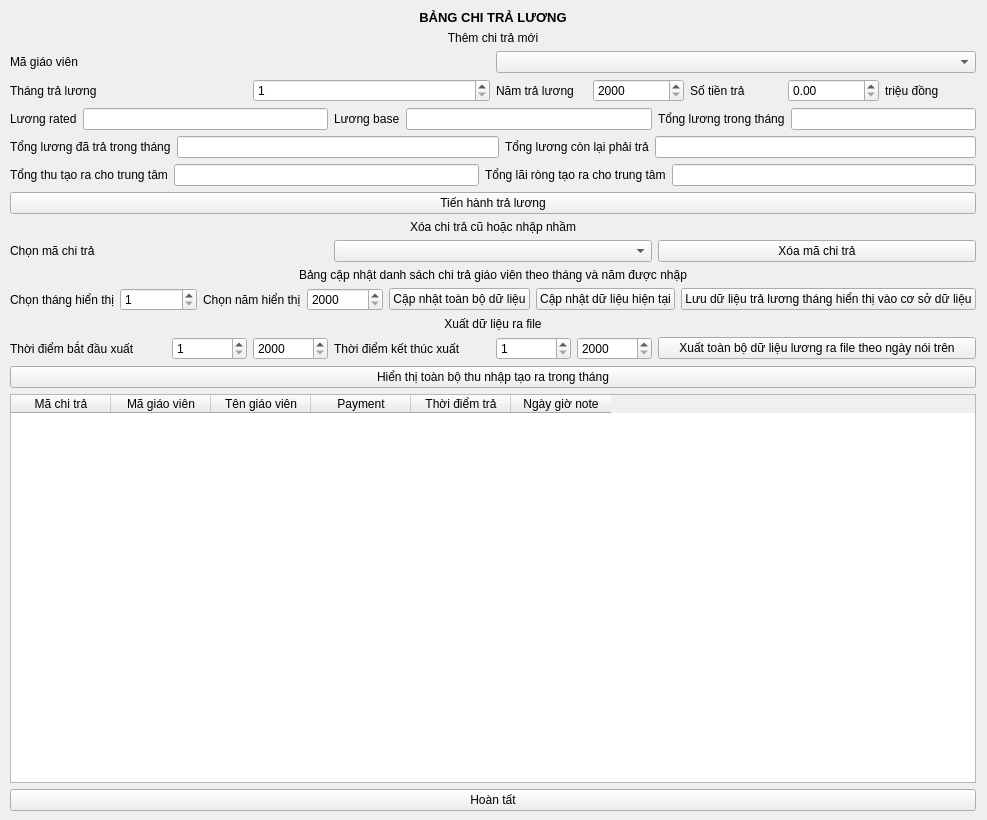
This is TranslateUiPyPackage/ui_ip/M53_luuchitraluonggv.ui in longpham6595/kvmanagement as Qt 5 draws it before an edit. The edited form follows.
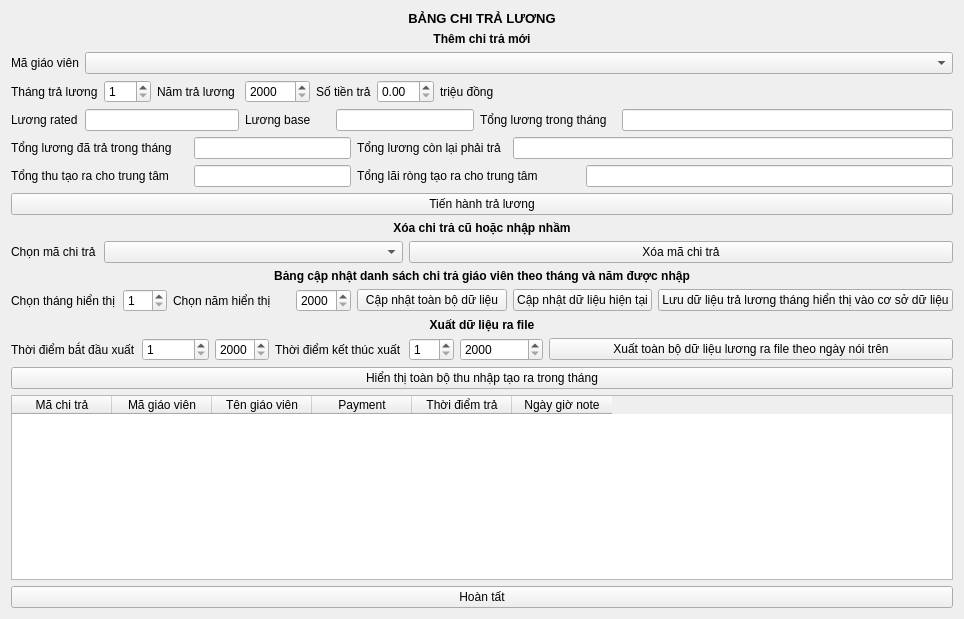
This is the edited form.

```diff
--- a/TranslateUiPyPackage/ui_ip/M53_luuchitraluonggv.ui
+++ b/TranslateUiPyPackage/ui_ip/M53_luuchitraluonggv.ui
@@ -6,87 +6,40 @@
    <rect>
     <x>0</x>
     <y>0</y>
-    <width>987</width>
-    <height>820</height>
+    <width>874</width>
+    <height>605</height>
    </rect>
   </property>
   <property name="windowTitle">
    <string>Bảng chi trả lương cho nhân viên</string>
   </property>
-  <widget class="QWidget" name="layoutWidget">
-   <property name="geometry">
-    <rect>
-     <x>10</x>
-     <y>10</y>
-     <width>966</width>
-     <height>801</height>
-    </rect>
-   </property>
-   <layout class="QVBoxLayout" name="verticalLayout_2">
-    <item>
+  <layout class="QGridLayout" name="gridLayout">
+   <item row="7" column="0" colspan="25">
+    <widget class="QPushButton" name="traluong">
+     <property name="text">
+      <string>Tiến hành trả lương</string>
+     </property>
+    </widget>
+   </item>
+   <item row="9" column="16" colspan="9">
+    <widget class="QPushButton" name="xoamachitra">
+     <property name="text">
+      <string>Xóa mã chi trả</string>
+     </property>
+    </widget>
+   </item>
+   <item row="9" column="2" colspan="14">
+    <widget class="QComboBox" name="madel"/>
+   </item>
+   <item row="0" column="0" colspan="25">
      <widget class="QLabel" name="label">
       <property name="text">
        <string>&lt;html&gt;&lt;head/&gt;&lt;body&gt;&lt;p align=&quot;center&quot;&gt;&lt;span style=&quot; font-size:10pt; font-weight:600;&quot;&gt;BẢNG CHI TRẢ LƯƠNG&lt;/span&gt;&lt;/p&gt;&lt;/body&gt;&lt;/html&gt;</string>
       </property>
      </widget>
     </item>
-    <item>
-     <widget class="QLabel" name="label_3">
-      <property name="text">
-       <string>&lt;html&gt;&lt;head/&gt;&lt;body&gt;&lt;p align=&quot;center&quot;&gt;Thêm chi trả mới&lt;/p&gt;&lt;/body&gt;&lt;/html&gt;</string>
-      </property>
-     </widget>
-    </item>
-    <item>
-     <layout class="QVBoxLayout" name="verticalLayout">
-      <item>
-       <layout class="QHBoxLayout" name="horizontalLayout_9">
-        <item>
-         <widget class="QLabel" name="label_2">
-          <property name="text">
-           <string>Mã giáo viên</string>
-          </property>
-         </widget>
-        </item>
-        <item>
-         <widget class="QComboBox" name="magv"/>
-        </item>
-       </layout>
-      </item>
-      <item>
-       <layout class="QHBoxLayout" name="horizontalLayout">
-        <item>
-         <layout class="QHBoxLayout" name="horizontalLayout_5">
-          <item>
-           <widget class="QLabel" name="label_12">
-            <property name="text">
-             <string>Tháng trả lương</string>
-            </property>
-           </widget>
-          </item>
-          <item>
-           <widget class="QSpinBox" name="thangtraluong">
-            <property name="minimum">
-             <number>1</number>
-            </property>
-            <property name="maximum">
-             <number>12</number>
-            </property>
-           </widget>
-          </item>
-         </layout>
-        </item>
-        <item>
-         <layout class="QHBoxLayout" name="horizontalLayout_7">
-          <item>
-           <widget class="QLabel" name="label_14">
-            <property name="text">
-             <string>Năm trả lương</string>
-            </property>
-           </widget>
-          </item>
-          <item>
-           <widget class="QSpinBox" name="namtraluong">
+   <item row="11" column="11" colspan="3">
+    <widget class="QSpinBox" name="nam">
             <property name="minimum">
              <number>2000</number>
             </property>
@@ -95,289 +48,169 @@
             </property>
            </widget>
           </item>
-          <item>
-           <widget class="QLabel" name="label_5">
-            <property name="text">
-             <string>Số tiền trả</string>
-            </property>
-           </widget>
-          </item>
-          <item>
-           <widget class="QDoubleSpinBox" name="paidamount">
-            <property name="singleStep">
-             <double>0.010000000000000</double>
-            </property>
-           </widget>
-          </item>
-          <item>
-           <widget class="QLabel" name="label_6">
-            <property name="text">
-             <string>triệu đồng</string>
-            </property>
-           </widget>
-          </item>
-         </layout>
-        </item>
-       </layout>
-      </item>
-      <item>
-       <layout class="QHBoxLayout" name="horizontalLayout_15">
-        <item>
-         <layout class="QHBoxLayout" name="horizontalLayout_13">
-          <item>
-           <widget class="QLabel" name="label_18">
-            <property name="text">
-             <string>Lương rated</string>
-            </property>
-           </widget>
-          </item>
-          <item>
+   <item row="4" column="1" colspan="8">
            <widget class="QLineEdit" name="luongrated">
             <property name="alignment">
              <set>Qt::AlignRight|Qt::AlignTrailing|Qt::AlignVCenter</set>
             </property>
            </widget>
           </item>
-         </layout>
-        </item>
-        <item>
-         <layout class="QHBoxLayout" name="horizontalLayout_12">
-          <item>
+   <item row="4" column="13" colspan="6">
+    <widget class="QLineEdit" name="luongbase">
+     <property name="alignment">
+      <set>Qt::AlignRight|Qt::AlignTrailing|Qt::AlignVCenter</set>
+     </property>
+    </widget>
+   </item>
+   <item row="4" column="9" colspan="4">
            <widget class="QLabel" name="label_19">
             <property name="text">
              <string>Lương base</string>
             </property>
            </widget>
           </item>
-          <item>
-           <widget class="QLineEdit" name="luongbase">
+   <item row="4" column="23" colspan="2">
+    <widget class="QLineEdit" name="tongluongthang">
             <property name="alignment">
              <set>Qt::AlignRight|Qt::AlignTrailing|Qt::AlignVCenter</set>
             </property>
            </widget>
           </item>
-         </layout>
-        </item>
-        <item>
-         <layout class="QHBoxLayout" name="horizontalLayout_14">
-          <item>
+   <item row="3" column="17" colspan="3">
+    <widget class="QLabel" name="label_6">
+     <property name="text">
+      <string>triệu đồng</string>
+     </property>
+    </widget>
+   </item>
+   <item row="3" column="15" colspan="2">
+    <widget class="QDoubleSpinBox" name="paidamount">
+     <property name="singleStep">
+      <double>0.010000000000000</double>
+     </property>
+    </widget>
+   </item>
+   <item row="4" column="19" colspan="4">
            <widget class="QLabel" name="label_17">
             <property name="text">
              <string>Tổng lương trong tháng</string>
             </property>
            </widget>
           </item>
-          <item>
-           <widget class="QLineEdit" name="tongluongthang">
-            <property name="alignment">
-             <set>Qt::AlignRight|Qt::AlignTrailing|Qt::AlignVCenter</set>
-            </property>
-           </widget>
-          </item>
-         </layout>
-        </item>
-       </layout>
-      </item>
-      <item>
-       <layout class="QHBoxLayout" name="horizontalLayout_8">
-        <item>
+   <item row="5" column="0" colspan="7">
          <widget class="QLabel" name="label_15">
           <property name="text">
            <string>Tổng lương đã trả trong tháng</string>
           </property>
          </widget>
         </item>
-        <item>
-         <widget class="QLineEdit" name="luongdatra">
-          <property name="alignment">
-           <set>Qt::AlignRight|Qt::AlignTrailing|Qt::AlignVCenter</set>
-          </property>
-         </widget>
-        </item>
-        <item>
+   <item row="5" column="14" colspan="6">
          <widget class="QLabel" name="label_11">
           <property name="text">
            <string>Tổng lương còn lại phải trả</string>
           </property>
          </widget>
         </item>
-        <item>
-         <widget class="QLineEdit" name="luongphaitra">
-          <property name="alignment">
-           <set>Qt::AlignRight|Qt::AlignTrailing|Qt::AlignVCenter</set>
-          </property>
-         </widget>
-        </item>
-       </layout>
-      </item>
-      <item>
-       <layout class="QHBoxLayout" name="horizontalLayout_4"/>
-      </item>
-      <item>
-       <layout class="QHBoxLayout" name="horizontalLayout_11">
-        <item>
+   <item row="6" column="0" colspan="7">
          <widget class="QLabel" name="label_16">
           <property name="text">
            <string>Tổng thu tạo ra cho trung tâm</string>
           </property>
          </widget>
         </item>
-        <item>
+   <item row="6" column="7" colspan="7">
          <widget class="QLineEdit" name="tongthu">
           <property name="alignment">
            <set>Qt::AlignRight|Qt::AlignTrailing|Qt::AlignVCenter</set>
           </property>
          </widget>
         </item>
-        <item>
+   <item row="5" column="7" colspan="7">
+    <widget class="QLineEdit" name="luongdatra">
+     <property name="alignment">
+      <set>Qt::AlignRight|Qt::AlignTrailing|Qt::AlignVCenter</set>
+     </property>
+    </widget>
+   </item>
+   <item row="5" column="20" colspan="5">
+    <widget class="QLineEdit" name="luongphaitra">
+     <property name="alignment">
+      <set>Qt::AlignRight|Qt::AlignTrailing|Qt::AlignVCenter</set>
+     </property>
+    </widget>
+   </item>
+   <item row="6" column="14" colspan="8">
          <widget class="QLabel" name="label_13">
           <property name="text">
            <string>Tổng lãi ròng tạo ra cho trung tâm</string>
           </property>
          </widget>
         </item>
-        <item>
-         <widget class="QLineEdit" name="tonglai">
-          <property name="alignment">
-           <set>Qt::AlignRight|Qt::AlignTrailing|Qt::AlignVCenter</set>
-          </property>
-         </widget>
-        </item>
-       </layout>
-      </item>
-      <item>
-       <layout class="QHBoxLayout" name="horizontalLayout_6"/>
-      </item>
-      <item>
-       <widget class="QPushButton" name="traluong">
+   <item row="4" column="0">
+    <widget class="QLabel" name="label_18">
         <property name="text">
-         <string>Tiến hành trả lương</string>
+      <string>Lương rated</string>
         </property>
        </widget>
       </item>
-     </layout>
-    </item>
-    <item>
-     <widget class="QLabel" name="label_4">
+   <item row="3" column="12" colspan="3">
+    <widget class="QLabel" name="label_5">
       <property name="text">
-       <string>&lt;html&gt;&lt;head/&gt;&lt;body&gt;&lt;p align=&quot;center&quot;&gt;Xóa chi trả cũ hoặc nhập nhầm&lt;/p&gt;&lt;/body&gt;&lt;/html&gt;</string>
+      <string>Số tiền trả</string>
       </property>
      </widget>
     </item>
-    <item>
-     <layout class="QHBoxLayout" name="horizontalLayout_3">
-      <item>
-       <widget class="QLabel" name="label_10">
-        <property name="text">
-         <string>Chọn mã chi trả</string>
-        </property>
-       </widget>
-      </item>
-      <item>
-       <widget class="QComboBox" name="madel"/>
-      </item>
-      <item>
-       <widget class="QPushButton" name="xoamachitra">
-        <property name="text">
-         <string>Xóa mã chi trả</string>
-        </property>
-       </widget>
-      </item>
-     </layout>
-    </item>
-    <item>
-     <widget class="QLabel" name="label_7">
-      <property name="text">
-       <string>&lt;html&gt;&lt;head/&gt;&lt;body&gt;&lt;p align=&quot;center&quot;&gt;Bảng cập nhật danh sách chi trả giáo viên theo tháng và năm được nhập&lt;/p&gt;&lt;/body&gt;&lt;/html&gt;</string>
-      </property>
-     </widget>
-    </item>
-    <item>
-     <layout class="QHBoxLayout" name="horizontalLayout_2">
-      <item>
-       <widget class="QLabel" name="label_8">
-        <property name="text">
-         <string>Chọn tháng hiển thị</string>
-        </property>
-       </widget>
-      </item>
-      <item>
-       <widget class="QSpinBox" name="thang">
-        <property name="minimum">
-         <number>1</number>
-        </property>
-        <property name="maximum">
-         <number>12</number>
-        </property>
-       </widget>
-      </item>
-      <item>
+   <item row="11" column="6" colspan="5">
        <widget class="QLabel" name="label_9">
         <property name="text">
          <string>Chọn năm hiển thị</string>
         </property>
        </widget>
       </item>
-      <item>
-       <widget class="QSpinBox" name="nam">
-        <property name="minimum">
-         <number>2000</number>
-        </property>
-        <property name="maximum">
-         <number>3000</number>
-        </property>
-       </widget>
-      </item>
-      <item>
-       <widget class="QPushButton" name="alldata">
-        <property name="text">
-         <string>Cập nhật toàn bộ dữ liệu</string>
-        </property>
-       </widget>
-      </item>
-      <item>
+   <item row="11" column="20" colspan="4">
        <widget class="QPushButton" name="cndlhientai">
         <property name="text">
          <string>Cập nhật dữ liệu hiện tại</string>
         </property>
        </widget>
       </item>
-      <item>
+   <item row="11" column="24">
        <widget class="QPushButton" name="savedb">
         <property name="text">
          <string>Lưu dữ liệu trả lương tháng hiển thị vào cơ sở dữ liệu</string>
         </property>
        </widget>
       </item>
-     </layout>
-    </item>
-    <item>
-     <layout class="QHBoxLayout" name="horizontalLayout_16"/>
-    </item>
-    <item>
-     <layout class="QVBoxLayout" name="verticalLayout_3">
-      <item>
-       <widget class="QLabel" name="label_22">
+   <item row="6" column="22" colspan="3">
+    <widget class="QLineEdit" name="tonglai">
+     <property name="alignment">
+      <set>Qt::AlignRight|Qt::AlignTrailing|Qt::AlignVCenter</set>
+     </property>
+    </widget>
+   </item>
+   <item row="9" column="0" colspan="2">
+    <widget class="QLabel" name="label_10">
+     <property name="text">
+      <string>Chọn mã chi trả</string>
+     </property>
+    </widget>
+   </item>
+   <item row="11" column="14" colspan="6">
+    <widget class="QPushButton" name="alldata">
         <property name="text">
-         <string>&lt;html&gt;&lt;head/&gt;&lt;body&gt;&lt;p align=&quot;center&quot;&gt;Xuất dữ liệu ra file&lt;/p&gt;&lt;/body&gt;&lt;/html&gt;</string>
+      <string>Cập nhật toàn bộ dữ liệu</string>
         </property>
        </widget>
       </item>
-      <item>
-       <layout class="QHBoxLayout" name="horizontalLayout_21">
-        <item>
-         <layout class="QHBoxLayout" name="horizontalLayout_19">
-          <item>
-           <widget class="QLabel" name="label_20">
+   <item row="11" column="0" colspan="3">
+    <widget class="QLabel" name="label_8">
             <property name="text">
-             <string>Thời điểm bắt đầu xuất</string>
+      <string>Chọn tháng hiển thị</string>
             </property>
            </widget>
           </item>
-          <item>
-           <layout class="QHBoxLayout" name="horizontalLayout_18">
-            <item>
-             <widget class="QSpinBox" name="thangstart">
+   <item row="11" column="3" colspan="3">
+    <widget class="QSpinBox" name="thang">
               <property name="minimum">
                <number>1</number>
               </property>
@@ -386,42 +219,41 @@
               </property>
              </widget>
             </item>
-            <item>
-             <widget class="QSpinBox" name="namstart">
+   <item row="13" column="16" colspan="2">
+    <widget class="QSpinBox" name="thangend">
               <property name="minimum">
-               <number>2000</number>
+      <number>1</number>
               </property>
               <property name="maximum">
-               <number>3000</number>
+      <number>12</number>
               </property>
              </widget>
             </item>
-           </layout>
-          </item>
-         </layout>
-        </item>
-        <item>
-         <layout class="QHBoxLayout" name="horizontalLayout_20">
-          <item>
+   <item row="13" column="10" colspan="6">
            <widget class="QLabel" name="label_21">
             <property name="text">
              <string>Thời điểm kết thúc xuất</string>
             </property>
            </widget>
           </item>
-          <item>
-           <layout class="QHBoxLayout" name="horizontalLayout_17">
-            <item>
-             <widget class="QSpinBox" name="thangend">
+   <item row="13" column="8" colspan="2">
+    <widget class="QSpinBox" name="namstart">
               <property name="minimum">
-               <number>1</number>
+      <number>2000</number>
               </property>
               <property name="maximum">
-               <number>12</number>
+      <number>3000</number>
               </property>
              </widget>
             </item>
-            <item>
+   <item row="13" column="0" colspan="4">
+    <widget class="QLabel" name="label_20">
+     <property name="text">
+      <string>Thời điểm bắt đầu xuất</string>
+     </property>
+    </widget>
+   </item>
+   <item row="13" column="18" colspan="3">
              <widget class="QSpinBox" name="namend">
               <property name="minimum">
                <number>2000</number>
@@ -431,30 +263,34 @@
               </property>
              </widget>
             </item>
-           </layout>
-          </item>
-         </layout>
-        </item>
-        <item>
+   <item row="13" column="4" colspan="4">
+    <widget class="QSpinBox" name="thangstart">
+     <property name="minimum">
+      <number>1</number>
+     </property>
+     <property name="maximum">
+      <number>12</number>
+     </property>
+    </widget>
+   </item>
+   <item row="2" column="1" colspan="24">
+    <widget class="QComboBox" name="magv"/>
+   </item>
+   <item row="13" column="21" colspan="4">
          <widget class="QPushButton" name="createfile">
           <property name="text">
            <string>Xuất toàn bộ dữ liệu lương ra file theo ngày nói trên</string>
           </property>
          </widget>
         </item>
-       </layout>
-      </item>
-     </layout>
-    </item>
-    <item>
-     <widget class="QPushButton" name="hienthiall">
-      <property name="text">
-       <string>Hiển thị toàn bộ thu nhập tạo ra trong tháng</string>
-      </property>
-     </widget>
-    </item>
-    <item>
+   <item row="15" column="0" colspan="25">
      <widget class="QTableWidget" name="chitra_view">
+     <property name="minimumSize">
+      <size>
+       <width>850</width>
+       <height>185</height>
+      </size>
+     </property>
       <attribute name="verticalHeaderVisible">
        <bool>false</bool>
       </attribute>
@@ -490,15 +326,90 @@
       </column>
      </widget>
     </item>
-    <item>
+   <item row="2" column="0">
+    <widget class="QLabel" name="label_2">
+     <property name="text">
+      <string>Mã giáo viên</string>
+     </property>
+    </widget>
+   </item>
+   <item row="3" column="0" colspan="2">
+    <widget class="QLabel" name="label_12">
+     <property name="text">
+      <string>Tháng trả lương</string>
+     </property>
+    </widget>
+   </item>
+   <item row="3" column="5" colspan="4">
+    <widget class="QLabel" name="label_14">
+     <property name="text">
+      <string>Năm trả lương</string>
+     </property>
+    </widget>
+   </item>
+   <item row="3" column="9" colspan="3">
+    <widget class="QSpinBox" name="namtraluong">
+     <property name="minimum">
+      <number>2000</number>
+     </property>
+     <property name="maximum">
+      <number>3000</number>
+     </property>
+    </widget>
+   </item>
+   <item row="3" column="2" colspan="3">
+    <widget class="QSpinBox" name="thangtraluong">
+     <property name="minimum">
+      <number>1</number>
+     </property>
+     <property name="maximum">
+      <number>12</number>
+     </property>
+    </widget>
+   </item>
+   <item row="14" column="0" colspan="25">
+    <widget class="QPushButton" name="hienthiall">
+     <property name="text">
+      <string>Hiển thị toàn bộ thu nhập tạo ra trong tháng</string>
+     </property>
+    </widget>
+   </item>
+   <item row="16" column="0" colspan="25">
      <widget class="QPushButton" name="hoantat">
       <property name="text">
        <string>Hoàn tất</string>
       </property>
      </widget>
     </item>
-   </layout>
-  </widget>
+   <item row="10" column="0" colspan="25">
+    <widget class="QLabel" name="label_7">
+     <property name="text">
+      <string>&lt;html&gt;&lt;head/&gt;&lt;body&gt;&lt;p align=&quot;center&quot;&gt;&lt;span style=&quot; font-weight:600;&quot;&gt;Bảng cập nhật danh sách chi trả giáo viên theo tháng và năm được nhập&lt;/span&gt;&lt;/p&gt;&lt;/body&gt;&lt;/html&gt;</string>
+     </property>
+    </widget>
+   </item>
+   <item row="8" column="0" colspan="25">
+    <widget class="QLabel" name="label_4">
+     <property name="text">
+      <string>&lt;html&gt;&lt;head/&gt;&lt;body&gt;&lt;p align=&quot;center&quot;&gt;&lt;span style=&quot; font-weight:600;&quot;&gt;Xóa chi trả cũ hoặc nhập nhầm&lt;/span&gt;&lt;/p&gt;&lt;/body&gt;&lt;/html&gt;</string>
+     </property>
+    </widget>
+   </item>
+   <item row="1" column="0" colspan="25">
+    <widget class="QLabel" name="label_3">
+     <property name="text">
+      <string>&lt;html&gt;&lt;head/&gt;&lt;body&gt;&lt;p align=&quot;center&quot;&gt;&lt;span style=&quot; font-weight:600;&quot;&gt;Thêm chi trả mới&lt;/span&gt;&lt;/p&gt;&lt;/body&gt;&lt;/html&gt;</string>
+     </property>
+    </widget>
+   </item>
+   <item row="12" column="0" colspan="25">
+    <widget class="QLabel" name="label_22">
+     <property name="text">
+      <string>&lt;html&gt;&lt;head/&gt;&lt;body&gt;&lt;p align=&quot;center&quot;&gt;&lt;span style=&quot; font-weight:600;&quot;&gt;Xuất dữ liệu ra file&lt;/span&gt;&lt;/p&gt;&lt;/body&gt;&lt;/html&gt;</string>
+     </property>
+    </widget>
+   </item>
+  </layout>
  </widget>
  <resources/>
  <connections/>
```
Lines whose indentation alone changed are shown as unchanged.
